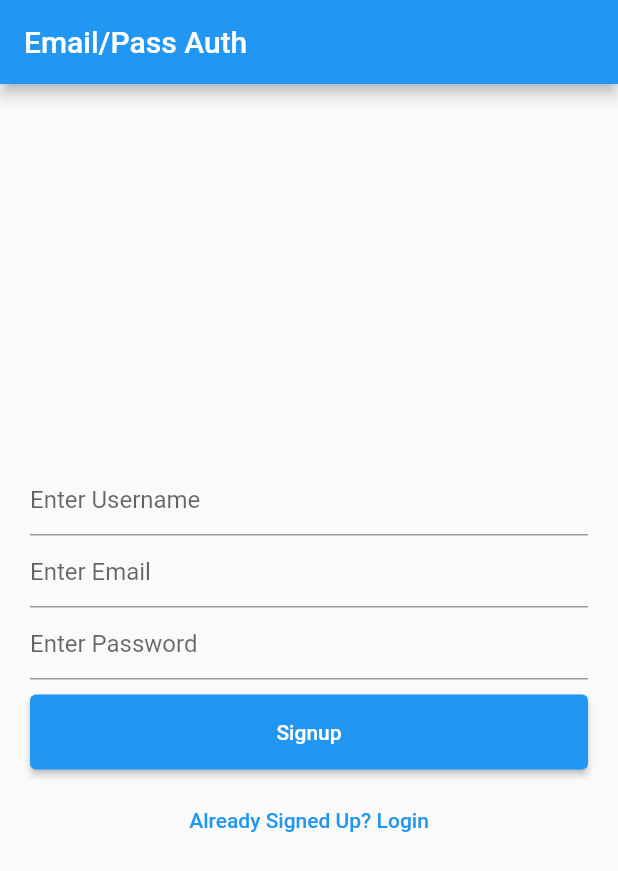
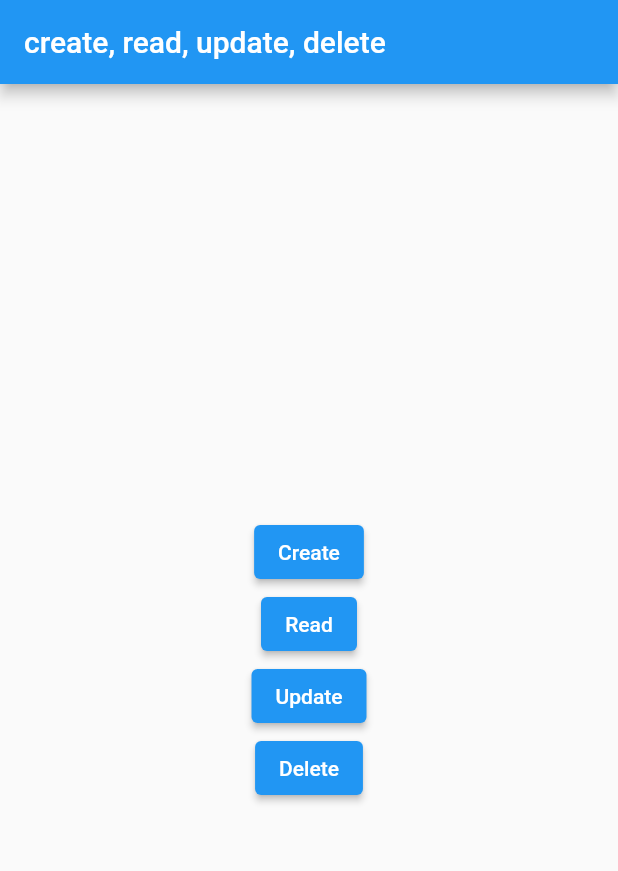
Before and after one commit to DivyankSisodia/FlutterApp, a Flutter app: the screen it shows after launch, on a phone screen of 412 x 824 dp. Shown: the top 871 px of the screen. Run offline on Flutter 3.47's test engine with Material 2 defaults, Android fonts, the phone set to English and light mode, and no system bars; our stand-ins replace animated_text_kit, cached_network_image, cloud_firestore, firebase_auth, firebase_core, geolocator and 1 more; accounts and stored records are empty.

Commit message:
adding firebase

```diff
--- /dev/null
+++ b/lib/Widgets/CRUD_OPERATIONS.dart
@@ -0,0 +1,45 @@
+import 'package:flutter/material.dart';
+import 'package:tuts/functions/Database_options.dart';
+
+import '../Pages/Schoolinfo.dart';
+
+class CrudOp extends StatefulWidget {
+  const CrudOp({super.key});
+
+  @override
+  State<CrudOp> createState() => _CrudOpState();
+}
+
+class _CrudOpState extends State<CrudOp> {
+  @override
+  Widget build(BuildContext context) {
+    return Scaffold(
+      appBar: AppBar(
+        title: const Text('create, read, update, delete'),
+      ),
+      body: Center(
+        child: Container(
+          child: Column(
+            mainAxisAlignment: MainAxisAlignment.center,
+            children: [
+              ElevatedButton(onPressed: (){
+                create('Chitkara', 'G-15', 'Dhruv', 2010991540, 20);
+                create('Chitkara', 'G-11', 'Rdx', 2010991500, 21);
+                create('Chitkara', 'G-13', 'Bomb', 2010991520, 20);
+              }, child: const Text('Create')),
+              ElevatedButton(onPressed: (){
+                Navigator.push(context, MaterialPageRoute(builder:(context) => PetsList()));
+              }, child: const Text('Read')),
+              ElevatedButton(onPressed: (){
+                update('Chitkara', 'G-15','Dhruv' , 'TNt');
+              }, child: const Text('Update')),
+              ElevatedButton(onPressed: (){
+                delete('Chitkara', 'G-13');
+              }, child: const Text('Delete')),
+            ],
+          ),
+        ),
+      ),
+    );
+  }
+}
--- a/lib/Widgets/Form.dart
+++ b/lib/Widgets/Form.dart
@@ -53,6 +53,7 @@ class _FormWidgetState extends State<FormWidget> {
               children: [
                 TextFormField(
                   decoration: const InputDecoration(
+
                     hintText: 'Enter First Name',
                   ),
                   key: const ValueKey('firstname'),
--- /dev/null
+++ b/lib/functions/Database_options.dart
@@ -0,0 +1,25 @@
+import 'package:cloud_firestore/cloud_firestore.dart';
+import 'package:firebase_core/firebase_core.dart';
+
+create(String School, Class, StudentName, int RollNo, int Age) async{
+  await FirebaseFirestore.instance.collection(School).doc(Class).set(
+    {
+      'Name' : StudentName,
+      'Roll Number' : RollNo,
+      'Age' : Age,
+    }
+  );
+  print('DataBase Update');
+}
+
+update(String School, Class, field, var newFieldtext ) async{
+  await FirebaseFirestore.instance.collection(School).doc(Class).set({
+    field : newFieldtext,
+  });
+  print('Field updated');
+}
+
+delete(String School, String Class) async{
+  await FirebaseFirestore.instance.collection(School).doc(Class).delete();
+  print('Document Delete');
+}
--- a/lib/main.dart
+++ b/lib/main.dart
@@ -3,6 +3,7 @@ import 'package:tuts/Widgets/Alertboxi.dart';
 import 'package:tuts/Widgets/AnimatedText.dart';
 import 'package:tuts/Widgets/Auth.dart';
 import 'package:tuts/Widgets/Buttons.dart';
+import 'package:tuts/Widgets/CRUD_OPERATIONS.dart';
 import 'package:tuts/Widgets/Dismissible.dart';
 import 'package:tuts/Widgets/Form.dart';
 import 'package:tuts/Widgets/Geolocation.dart';
@@ -40,7 +41,7 @@ class MyApp extends StatelessWidget {
         // primarySwatch: Colors.black,
         primaryColor: Colors.white,
       ),
-      home: Authentication(),
+      home: CrudOp(),
     );
   }
 }
--- a/pubspec.yaml
+++ b/pubspec.yaml
@@ -38,6 +38,8 @@ dependencies:
   location:
   firebase_core: ^2.9.0
   firebase_auth: ^4.4.2
+  cloud_firestore:
+  google_fonts: ^4.0.3
 
   # The following adds the Cupertino Icons font to your application.
   # Use with the CupertinoIcons class for iOS style icons.
```
Also changed, not shown: lib/Pages/Schoolinfo.dart (added, +48 -0 lines), lib/Widgets/new_file.dart (deleted, +0 -15 lines), pubspec.lock, 1 other file.
